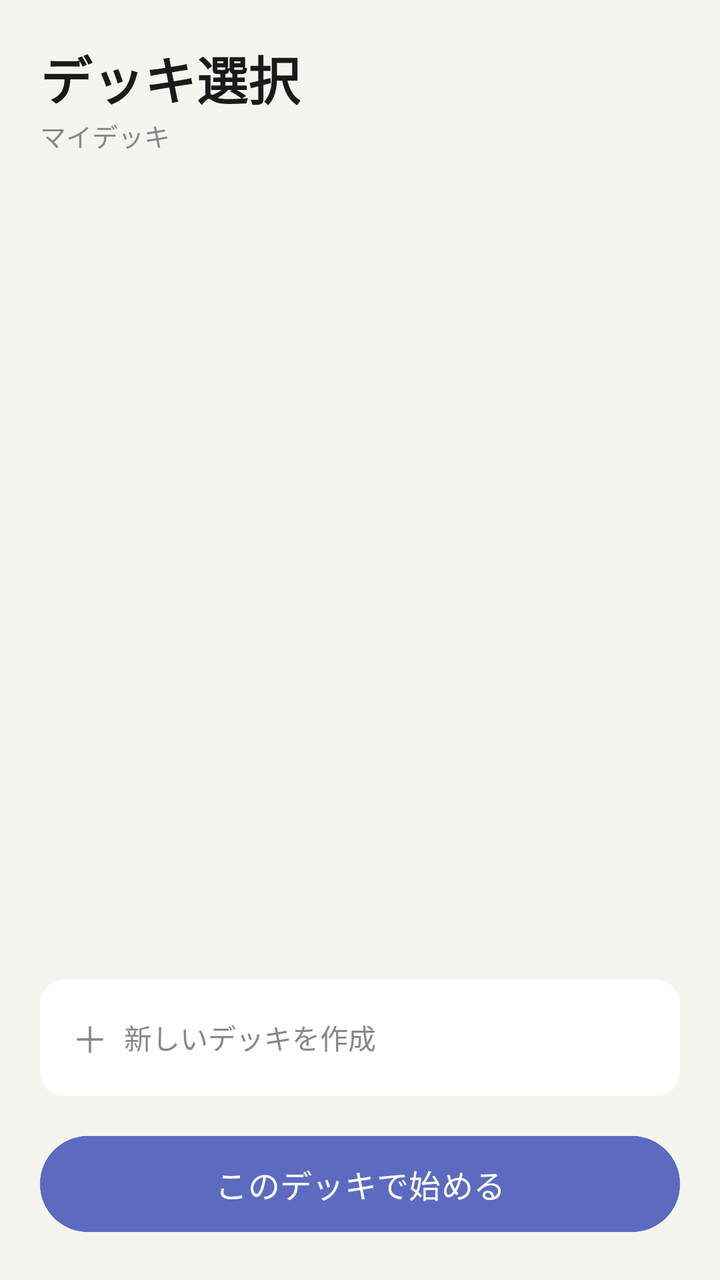
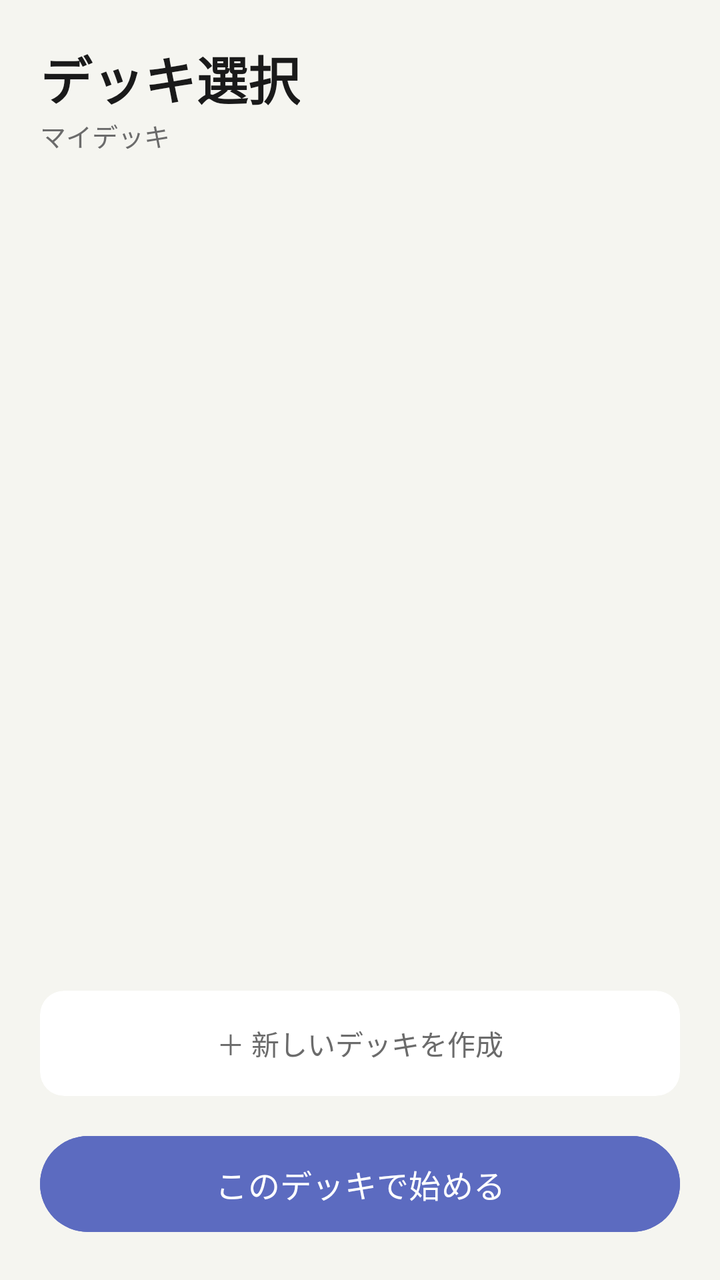

An Android layout rendered at two revisions. The XML below is the earlier revision; the diff shows what the commit changed to produce the second picture.
<!-- AndroidManifest.xml: application theme Theme.WordQuizBattle -->
<!-- res/layout/fragment_deck_list.xml -->
<?xml version="1.0" encoding="utf-8"?>
<LinearLayout xmlns:android="http://schemas.android.com/apk/res/android"
    android:layout_width="match_parent"
    android:layout_height="match_parent"
    android:orientation="vertical"
    android:background="#F5F5F0"
    android:padding="20dp">

    <TextView
        android:layout_width="wrap_content"
        android:layout_height="wrap_content"
        android:text="デッキ選択"
        android:textSize="26sp"
        android:textStyle="bold"
        android:textColor="#1A1A1A" />

    <TextView
        android:layout_width="wrap_content"
        android:layout_height="wrap_content"
        android:text="マイデッキ"
        android:textSize="13sp"
        android:textColor="#888888"
        android:layout_marginBottom="16dp" />

    
    <androidx.recyclerview.widget.RecyclerView
        android:id="@+id/rvDeckList"
        android:layout_width="match_parent"
        android:layout_height="0dp"
        android:layout_weight="1" />

    
    <androidx.cardview.widget.CardView
        android:id="@+id/cardAddDeck"
        android:layout_width="match_parent"
        android:layout_height="wrap_content"
        android:layout_marginTop="8dp"
        android:layout_marginBottom="16dp"
        app:cardCornerRadius="12dp"
        app:cardElevation="0dp"
        app:cardBackgroundColor="#FFFFFF"
        xmlns:app="http://schemas.android.com/apk/res-auto">

        <LinearLayout
            android:layout_width="match_parent"
            android:layout_height="wrap_content"
            android:orientation="horizontal"
            android:padding="16dp"
            android:gravity="center_vertical">

            <TextView
                android:layout_width="wrap_content"
                android:layout_height="wrap_content"
                android:text="＋"
                android:textSize="18sp"
                android:textColor="#888888"
                android:layout_marginEnd="8dp" />

            <TextView
                android:layout_width="wrap_content"
                android:layout_height="wrap_content"
                android:text="新しいデッキを作成"
                android:textSize="14sp"
                android:textColor="#888888" />
        </LinearLayout>
    </androidx.cardview.widget.CardView>

    
    <Button
        android:id="@+id/btnStartDeck"
        android:layout_width="match_parent"
        android:layout_height="56dp"
        android:text="このデッキで始める"
        android:textSize="16sp"
        android:textColor="#FFFFFF"
        android:backgroundTint="#5C6BC0"
        android:stateListAnimator="@null" />

</LinearLayout>
<!-- resources referenced by this layout -->
<resources>
  <style name="Theme.WordQuizBattle" parent="Base.Theme.WordQuizBattle" />
  <style name="Base.Theme.WordQuizBattle" parent="Theme.Material3.DayNight.NoActionBar">
          
          
      </style>
</resources>

<!-- the commit's change to res/layout/fragment_deck_list.xml (unified diff, before → after) -->
@@ -1,35 +1,34 @@
 <?xml version="1.0" encoding="utf-8"?>
 <LinearLayout xmlns:android="http://schemas.android.com/apk/res/android"
+    xmlns:app="http://schemas.android.com/apk/res-auto"
     android:layout_width="match_parent"
     android:layout_height="match_parent"
     android:orientation="vertical"
-    android:background="#F5F5F0"
+    android:background="@color/background"
     android:padding="20dp">
 
     <TextView
         android:layout_width="wrap_content"
         android:layout_height="wrap_content"
-        android:text="デッキ選択"
+        android:text="@string/deck_select_title"
         android:textSize="26sp"
         android:textStyle="bold"
-        android:textColor="#1A1A1A" />
+        android:textColor="@color/text_primary" />
 
     <TextView
         android:layout_width="wrap_content"
         android:layout_height="wrap_content"
-        android:text="マイデッキ"
+        android:text="@string/my_deck"
         android:textSize="13sp"
-        android:textColor="#888888"
+        android:textColor="@color/text_secondary"
         android:layout_marginBottom="16dp" />
 
-    
     <androidx.recyclerview.widget.RecyclerView
         android:id="@+id/rvDeckList"
         android:layout_width="match_parent"
         android:layout_height="0dp"
         android:layout_weight="1" />
 
-    
     <androidx.cardview.widget.CardView
         android:id="@+id/cardAddDeck"
         android:layout_width="match_parent"
@@ -38,42 +37,26 @@
         android:layout_marginBottom="16dp"
         app:cardCornerRadius="12dp"
         app:cardElevation="0dp"
-        app:cardBackgroundColor="#FFFFFF"
-        xmlns:app="http://schemas.android.com/apk/res-auto">
+        app:cardBackgroundColor="@color/white">
 
-        <LinearLayout
+        <TextView
             android:layout_width="match_parent"
             android:layout_height="wrap_content"
-            android:orientation="horizontal"
             android:padding="16dp"
-            android:gravity="center_vertical">
-
-            <TextView
-                android:layout_width="wrap_content"
-                android:layout_height="wrap_content"
-                android:text="＋"
-                android:textSize="18sp"
-                android:textColor="#888888"
-                android:layout_marginEnd="8dp" />
-
-            <TextView
-                android:layout_width="wrap_content"
-                android:layout_height="wrap_content"
-                android:text="新しいデッキを作成"
-                android:textSize="14sp"
-                android:textColor="#888888" />
-        </LinearLayout>
+            android:gravity="center"
+            android:text="@string/add_new_deck"
+            android:textSize="14sp"
+            android:textColor="@color/text_secondary" />
     </androidx.cardview.widget.CardView>
 
-    
     <Button
         android:id="@+id/btnStartDeck"
         android:layout_width="match_parent"
         android:layout_height="56dp"
-        android:text="このデッキで始める"
+        android:text="@string/start_with_deck"
         android:textSize="16sp"
-        android:textColor="#FFFFFF"
-        android:backgroundTint="#5C6BC0"
+        android:textColor="@color/white"
+        android:backgroundTint="@color/navy"
         android:stateListAnimator="@null" />
 
 </LinearLayout>
<!-- resource entries referenced after the edit -->
@@ -1,5 +1,14 @@
 <!-- resources referenced by this layout -->
 <resources>
+  <color name="background">#F5F5F0</color>
+  <color name="navy">#5C6BC0</color>
+  <color name="text_primary">#1A1A1A</color>
+  <color name="text_secondary">#6B6B6B</color>
+  <color name="white">#FFFFFF</color>
+  <string name="add_new_deck">＋ 新しいデッキを作成</string>
+  <string name="deck_select_title">デッキ選択</string>
+  <string name="my_deck">マイデッキ</string>
+  <string name="start_with_deck">このデッキで始める</string>
   <style name="Theme.WordQuizBattle" parent="Base.Theme.WordQuizBattle" />
   <style name="Base.Theme.WordQuizBattle" parent="Theme.Material3.DayNight.NoActionBar">
           
